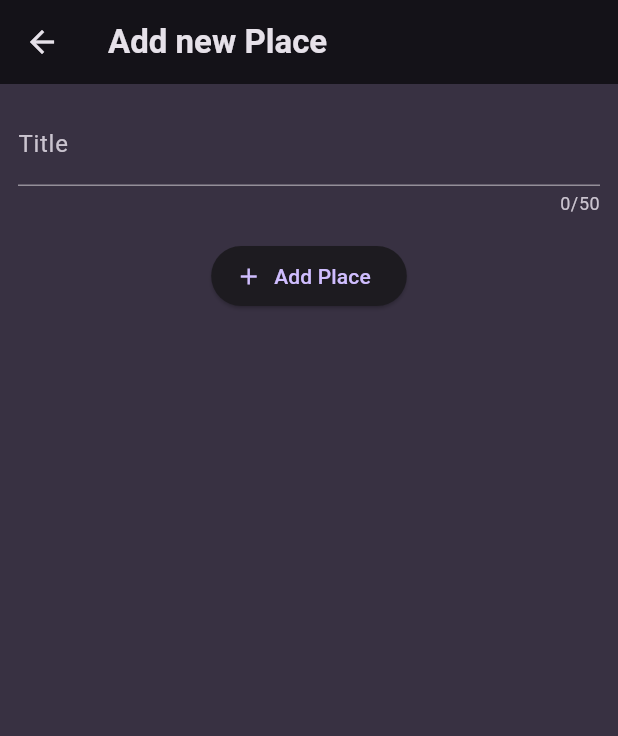
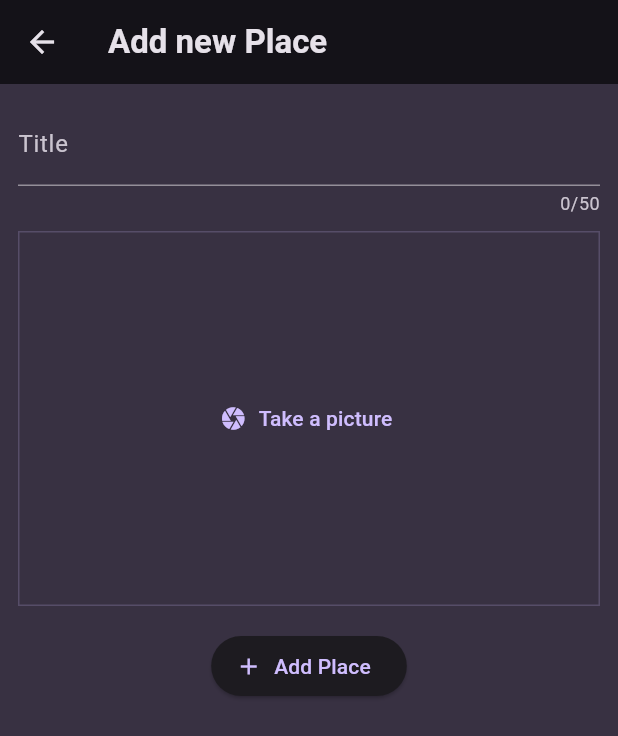
Before and after one commit to hmoustaphaousmane/flutter-guided-projects, a Flutter app: the AddPlaceScreen screen opened directly, on a phone screen of 412 x 824 dp. Shown: the top 736 px of the screen. Run offline on Flutter 3.47's test engine with Material 3 defaults, Android fonts, the phone set to English and light mode, and no system bars; our stand-ins replace flutter_riverpod, google_fonts, transparent_image.

Commit message:
feat: adding a pick an image input

```diff
--- a/favorite_places/lib/screens/add_place.dart
+++ b/favorite_places/lib/screens/add_place.dart
@@ -1,3 +1,4 @@
+import 'package:favorite_places/widgets/image_input.dart';
 import 'package:flutter/material.dart';
 import 'package:flutter_riverpod/flutter_riverpod.dart';
 
@@ -50,9 +51,10 @@ class _AddPlaceScreenState extends ConsumerState<AddPlaceScreen> {
               style:
                   TextStyle(color: Theme.of(context).colorScheme.onBackground),
             ),
-            const SizedBox(
-              height: 16,
-            ),
+            const SizedBox(height: 10),
+            // Image input
+            const ImageInput(),
+            const SizedBox(height: 16),
             ElevatedButton.icon(
               onPressed: _savePlace, // Save the place
               icon: const Icon(Icons.add),
--- /dev/null
+++ b/favorite_places/lib/widgets/image_input.dart
@@ -0,0 +1,32 @@
+import 'package:flutter/material.dart';
+
+class ImageInput extends StatefulWidget {
+  const ImageInput({super.key});
+
+  @override
+  State<ImageInput> createState() {
+    return _ImageInput();
+  }
+}
+
+class _ImageInput extends State<ImageInput> {
+  @override
+  Widget build(BuildContext context) {
+    return Container(
+      decoration: BoxDecoration(
+        border: Border.all(
+          width: 1,
+          color: Theme.of(context).colorScheme.primary.withOpacity(0.2),
+        ),
+      ),
+      height: 250,
+      width: double.infinity,
+      alignment: Alignment.center,
+      child: TextButton.icon(
+        icon: const Icon(Icons.camera),
+        label: const Text('Take a picture'),
+        onPressed: () {},
+      ), // Should be a preview or a button that allows to take an image
+    );
+  }
+}
```
